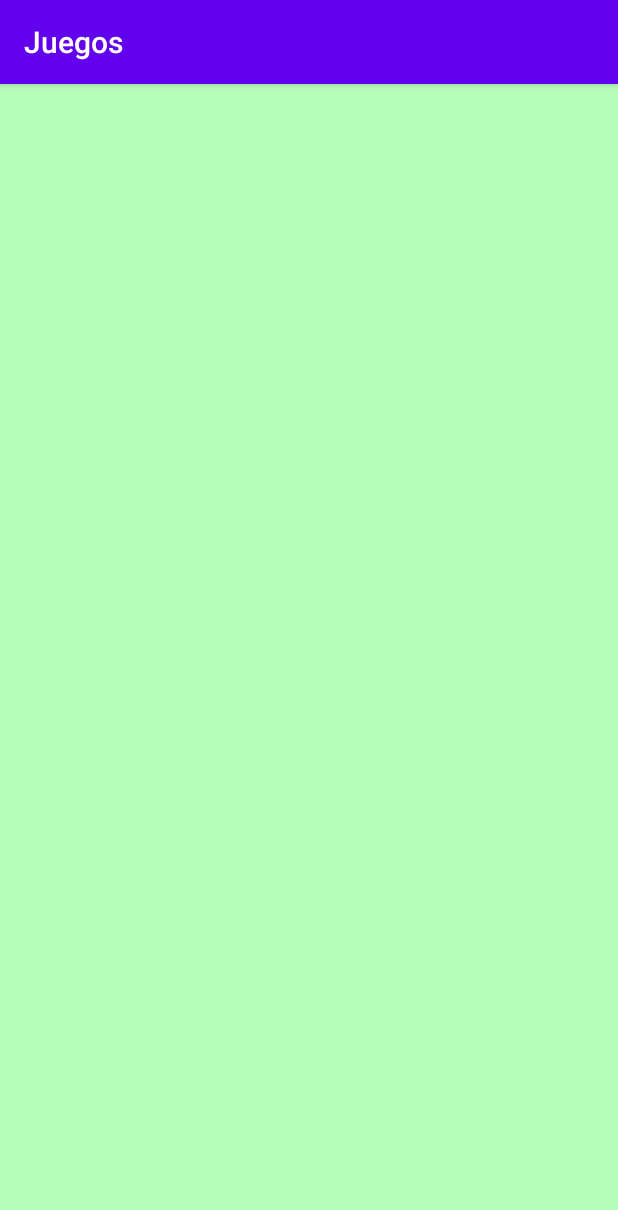
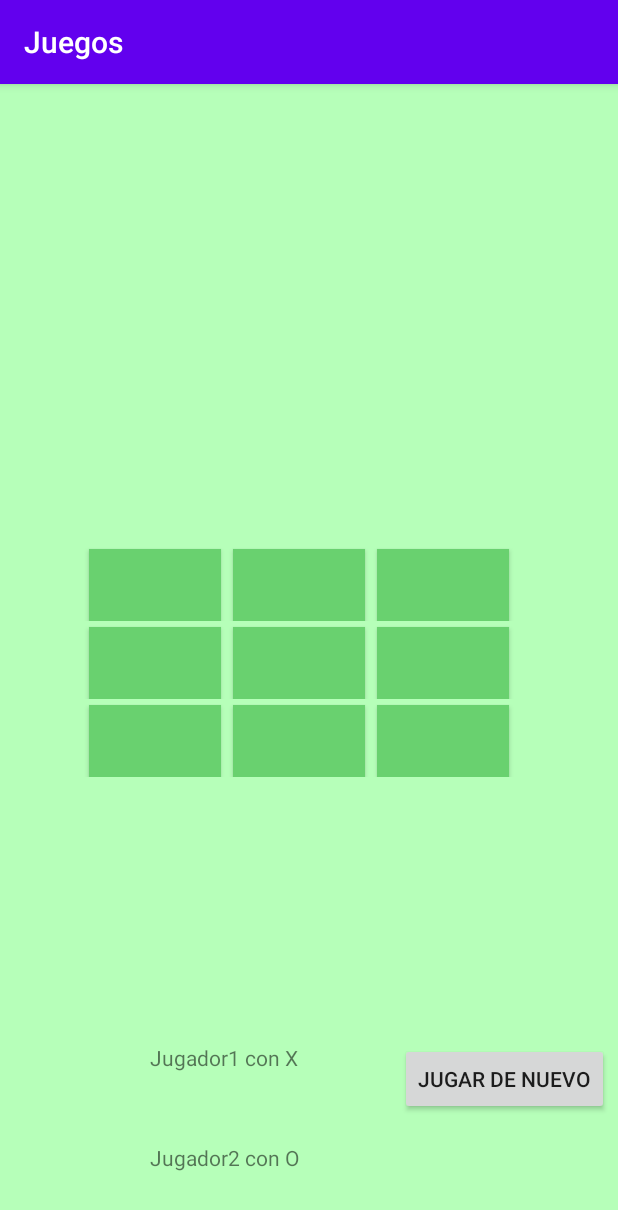
Before and after one commit to Cristhian-Sierra/Juegos_Prog_Comp, an Android app: the Triqui screen opened directly, with no data from a screen before it, on a phone screen of 412 x 824 dp. Shown: the top 1210 px of the screen. Run offline under Robolectric (Android 15) with nearby library versions, the phone set to English and light mode, and no system bars.

Commit message:
Adelanto Triki
Parte visual y el boton de limpiar celdas

```diff
--- a/app/src/main/res/layout/activity_triqui.xml
+++ b/app/src/main/res/layout/activity_triqui.xml
@@ -1,10 +1,206 @@
 <?xml version="1.0" encoding="utf-8"?>
-<androidx.constraintlayout.widget.ConstraintLayout xmlns:android="http://schemas.android.com/apk/res/android"
+<RelativeLayout xmlns:android="http://schemas.android.com/apk/res/android"
     xmlns:app="http://schemas.android.com/apk/res-auto"
     xmlns:tools="http://schemas.android.com/tools"
     android:layout_width="match_parent"
     android:layout_height="match_parent"
     android:background="#B6FFB9"
-    tools:context=".Triqui">
+    tools:context=".Triqui"
+    android:gravity="center_vertical"
+    >
 
-</androidx.constraintlayout.widget.ConstraintLayout>
+    <LinearLayout
+        android:id="@+id/fila_1"
+        android:layout_width="match_parent"
+        android:layout_height="wrap_content"
+
+        android:layout_marginLeft="15dp"
+        android:orientation="horizontal"
+        android:paddingLeft="40dp"
+        android:paddingRight="40dp">
+
+        <Button
+            android:id="@+id/btn0"
+            android:layout_width="wrap_content"
+            android:layout_height="wrap_content"
+            android:layout_marginStart="4dp"
+            android:layout_marginTop="4dp"
+            android:layout_marginEnd="4dp"
+
+            android:background="#69D16F"
+
+
+
+
+            android:text=" "
+            >
+
+        </Button>
+
+        <Button
+            android:id="@+id/btn1"
+            android:layout_width="wrap_content"
+            android:layout_height="wrap_content"
+            android:layout_marginStart="4dp"
+            android:layout_marginTop="4dp"
+            android:layout_marginEnd="4dp"
+
+            android:background="#69D16F"
+
+            android:text=" ">
+
+        </Button>
+
+        <Button
+            android:id="@+id/btn2"
+            android:layout_width="wrap_content"
+            android:layout_height="wrap_content"
+            android:layout_marginStart="4dp"
+            android:layout_marginTop="4dp"
+            android:layout_marginEnd="4dp"
+
+            android:background="#69D16F"
+
+            android:text=" ">
+
+        </Button>
+
+    </LinearLayout>
+
+    <LinearLayout
+        android:id="@+id/fila_2"
+        android:layout_width="match_parent"
+        android:layout_height="wrap_content"
+        android:layout_below="@id/fila_1"
+        android:layout_marginLeft="15dp"
+        android:orientation="horizontal"
+        android:paddingLeft="40dp"
+        android:paddingRight="40dp">
+
+        <Button
+            android:id="@+id/btn3"
+            android:layout_width="wrap_content"
+            android:layout_height="wrap_content"
+            android:layout_marginStart="4dp"
+            android:layout_marginTop="4dp"
+            android:layout_marginEnd="4dp"
+
+            android:background="#69D16F"
+
+            android:text=" ">
+
+        </Button>
+
+        <Button
+            android:id="@+id/btn4"
+            android:layout_width="wrap_content"
+            android:layout_height="wrap_content"
+            android:layout_marginStart="4dp"
+            android:layout_marginTop="4dp"
+            android:layout_marginEnd="4dp"
+
+            android:background="#69D16F"
+
+            android:text=" ">
+
+        </Button>
+
+        <Button
+            android:id="@+id/btn5"
+            android:layout_width="wrap_content"
+            android:layout_height="wrap_content"
+            android:layout_marginStart="4dp"
+            android:layout_marginTop="4dp"
+            android:layout_marginEnd="4dp"
+
+            android:background="#69D16F"
+
+            android:text=" ">
+
+        </Button>
+
+    </LinearLayout>
+
+    <LinearLayout
+        android:id="@+id/fila_3"
+        android:layout_width="match_parent"
+        android:layout_height="wrap_content"
+        android:layout_below="@id/fila_2"
+        android:layout_marginLeft="15dp"
+        android:orientation="horizontal"
+        android:paddingLeft="40dp"
+
+        android:paddingRight="40dp">
+
+        <Button
+            android:id="@+id/btn6"
+            android:layout_width="wrap_content"
+            android:layout_height="wrap_content"
+            android:layout_marginStart="4dp"
+            android:layout_marginTop="4dp"
+            android:layout_marginEnd="4dp"
+
+            android:background="#69D16F"
+
+            android:text="  ">
+
+        </Button>
+
+        <Button
+            android:id="@+id/btn7"
+            android:layout_width="wrap_content"
+            android:layout_height="wrap_content"
+            android:layout_marginStart="4dp"
+            android:layout_marginTop="4dp"
+            android:layout_marginEnd="4dp"
+
+            android:background="#69D16F"
+
+            android:text=" ">
+
+        </Button>
+
+        <Button
+            android:id="@+id/btn8"
+            android:layout_width="wrap_content"
+            android:layout_height="wrap_content"
+            android:layout_marginStart="4dp"
+            android:layout_marginTop="4dp"
+            android:layout_marginEnd="4dp"
+
+            android:background="#69D16F"
+
+            android:text=" ">
+
+        </Button>
+
+    </LinearLayout>
+
+    <TextView
+        android:id="@+id/txtJugador1"
+        android:layout_width="wrap_content"
+        android:layout_height="wrap_content"
+        android:layout_weight="1"
+        android:text="Jugador1 con X"
+        android:translationX="150px"
+        android:translationY="500px" />
+
+    <TextView
+        android:id="@+id/txtJugador2"
+        android:layout_width="wrap_content"
+        android:layout_height="wrap_content"
+        android:layout_weight="1"
+        android:text="Jugador2 con O"
+        android:translationX="150px"
+        android:translationY="600px" />
+
+    <Button
+        android:id="@+id/btnReiniciar"
+        android:layout_width="wrap_content"
+        android:layout_height="wrap_content"
+        android:text="Jugar de nuevo"
+        android:translationX="400px"
+        android:translationY="500px" />
+
+
+</RelativeLayout>
--- a/build.gradle
+++ b/build.gradle
@@ -5,7 +5,7 @@ buildscript {
         jcenter()
     }
     dependencies {
-        classpath "com.android.tools.build:gradle:4.0.1"
+        classpath 'com.android.tools.build:gradle:4.0.2'
 
         // NOTE: Do not place your application dependencies here; they belong
         // in the individual module build.gradle files
```
Also changed, not shown: app/src/main/java/com/example/juegos/MainActivity.java (+13 -2 lines), app/src/main/java/com/example/juegos/Opciones.java (+20 -10 lines), app/src/main/java/com/example/juegos/Triqui.java (+439 -1 lines), 1 other file.
